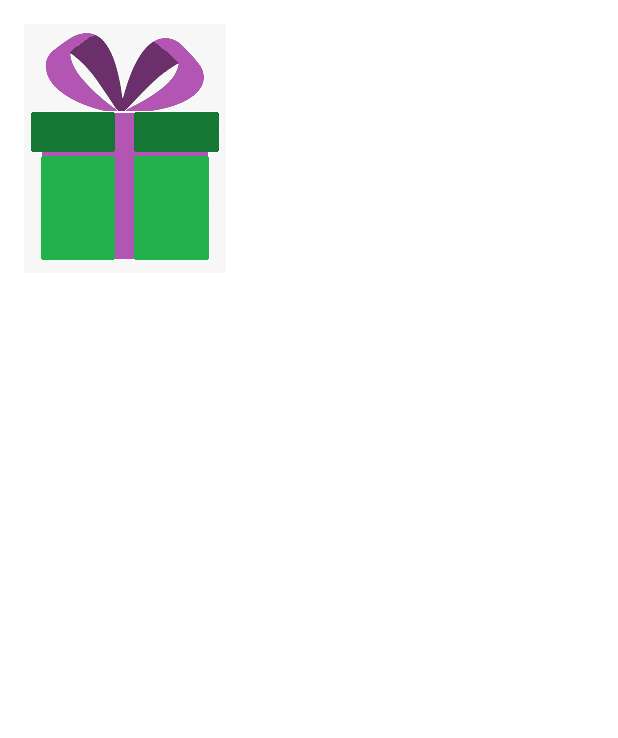
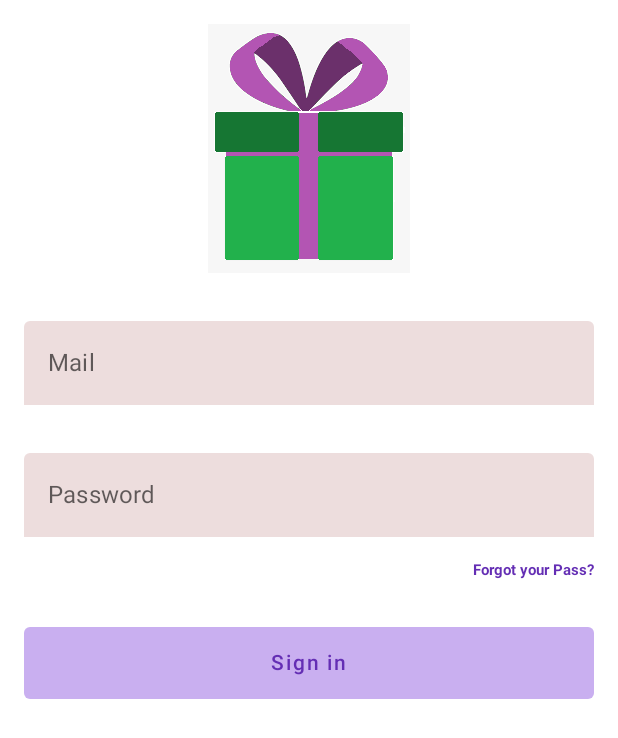
Before and after one commit to EnderMB/Ander, an Android app built with Jetpack Compose: the screen it shows after launch (MainActivity), on a phone screen of 412 x 824 dp. Shown: the top 738 px of the screen. Run offline under Robolectric (Android 15) with nearby library versions, the phone set to English and light mode, and no system bars; our stand-ins replace livedata-compose.

Commit message:
update 0.02

```diff
--- a/app/build.gradle
+++ b/app/build.gradle
@@ -54,6 +54,8 @@ dependencies {
     implementation "androidx.compose.ui:ui:$compose_ui_version"
     implementation "androidx.compose.ui:ui-tooling-preview:$compose_ui_version"
     implementation 'androidx.compose.material:material:1.2.0'
+    implementation 'androidx.lifecycle:lifecycle-runtime-ktx:2.5.1'
+    implementation "androidx.compose.runtime:runtime-livedata:1.3.3"
     testImplementation 'junit:junit:4.13.2'
     implementation platform('com.google.firebase:firebase-bom:31.2.0')
     androidTestImplementation 'androidx.test.ext:junit:1.1.5'
--- a/app/src/main/java/com/example/ander/MainActivity.kt
+++ b/app/src/main/java/com/example/ander/MainActivity.kt
@@ -11,6 +11,7 @@ import androidx.compose.runtime.Composable
 import androidx.compose.ui.Modifier
 import androidx.compose.ui.tooling.preview.Preview
 import com.example.ander.ui.login.ui.LoginScreen
+import com.example.ander.ui.login.ui.LoginViewModel
 import com.example.ander.ui.theme.AnderTheme
 
 class MainActivity : ComponentActivity() {
@@ -23,7 +24,7 @@ class MainActivity : ComponentActivity() {
                     modifier = Modifier.fillMaxSize(),
                     color = MaterialTheme.colors.background
                 ) {
-                  LoginScreen()
+                  LoginScreen(LoginViewModel())
                 }
             }
         }
--- a/app/src/main/java/com/example/ander/ui/login/ui/LoginScreen.kt
+++ b/app/src/main/java/com/example/ander/ui/login/ui/LoginScreen.kt
@@ -1,36 +1,145 @@
 package com.example.ander.ui.login.ui
 
 import androidx.compose.foundation.Image
-import androidx.compose.foundation.layout.Box
-import androidx.compose.foundation.layout.Column
-import androidx.compose.foundation.layout.fillMaxSize
-import androidx.compose.foundation.layout.padding
+import androidx.compose.foundation.clickable
+import androidx.compose.foundation.layout.*
+import androidx.compose.foundation.text.KeyboardOptions
+import androidx.compose.material.*
 import androidx.compose.runtime.Composable
+import androidx.compose.runtime.getValue
+import androidx.compose.runtime.livedata.observeAsState
+import androidx.compose.runtime.rememberCoroutineScope
 import androidx.compose.ui.Alignment
 import androidx.compose.ui.Modifier
+import androidx.compose.ui.graphics.Color
 import androidx.compose.ui.res.painterResource
+import androidx.compose.ui.text.font.FontWeight
+import androidx.compose.ui.text.input.KeyboardType
 import androidx.compose.ui.unit.dp
+import androidx.compose.ui.unit.sp
 import com.example.ander.R
+import kotlinx.coroutines.launch
 
 @Composable
-fun LoginScreen(){
+fun LoginScreen(viewModel: LoginViewModel){
     Box(
         Modifier
             .fillMaxSize()
             .padding(16.dp)){
         //Colocamos el parametro de align en esta parte para que afecte al hijo abajo
-            Login(Modifier.align(Alignment.Center))
+            Login(Modifier.align(Alignment.Center), viewModel)
     }
 }
 
 @Composable
-fun Login(align: Modifier) {
-    Column(modifier = Modifier) {
-        HeaderImage()
+fun Login(align: Modifier, viewModel: LoginViewModel) {
+
+    val email : String by viewModel.email.observeAsState(initial = "")
+    val pass : String by viewModel.pass.observeAsState(initial = "")
+    val loginEnable:Boolean by viewModel.loginEnable.observeAsState(initial = false)
+    val isLoading:Boolean by viewModel.isLoading.observeAsState(initial = false)
+    val coroutineScope = rememberCoroutineScope()
+
+    if (isLoading){
+        Box(Modifier.fillMaxSize()){
+            CircularProgressIndicator(Modifier.align(Alignment.Center))
+        }
+    }else{
+        Column(modifier = Modifier) {
+            HeaderImage(Modifier.align(Alignment.CenterHorizontally))
+
+            Spacer(modifier = Modifier.padding(16.dp))
+
+            MailField(email) {viewModel.onLoginChanged(it, pass)}
+
+            Spacer(modifier = Modifier.padding(16.dp))
+
+            PassField(pass) {viewModel.onLoginChanged(email, it)}
+
+            Spacer(modifier = Modifier.padding(8.dp))
+
+            ForgotPass(Modifier.align(Alignment.End))
+
+            Spacer(modifier = Modifier.padding(16.dp))
+
+            LoginButton(loginEnable){
+                coroutineScope.launch {
+                    viewModel.onLoginSelected() }
+               }
+        }
     }
 }
 
 @Composable
-fun HeaderImage() {
-    Image(painter = painterResource(id = R.drawable.gifticon), contentDescription = "Header")
+//Controlamos el estado llamando a la funcion de loginSelected (Principio singleSourceOfTrue)
+fun LoginButton(loginEnable: Boolean, onLoginSelected: () -> Unit) {
+    Button(
+        onClick = {onLoginSelected},
+        modifier = Modifier
+            .fillMaxWidth()
+            .height(48.dp),
+        colors = ButtonDefaults.buttonColors(
+            backgroundColor = Color(0xFFA071E6),
+            disabledBackgroundColor = Color(0xFFC9AFF0),
+            contentColor = Color(0xFF32175A),
+            disabledContentColor = Color(0xFF642EB4)
+        ), enabled = loginEnable
+    ) {
+        Text(text = "Sign in")
+    }
 }
+
+@Composable
+fun ForgotPass(modifier: Modifier) {
+    Text(text = "Forgot your Pass?",
+        modifier = modifier.clickable{},
+        fontSize = 10.sp,
+        fontWeight = FontWeight.Bold,
+        color = Color(0xFF642EB4)
+    )
+}
+
+@Composable
+fun PassField(pass: String, onTextFieldChanged: (String) -> Unit) {
+    TextField(value =pass, onValueChange = {onTextFieldChanged(it)},
+    placeholder = { Text(text = "Password")},
+        modifier = Modifier.fillMaxWidth(),
+        keyboardOptions = KeyboardOptions(keyboardType = KeyboardType.Password),
+        singleLine = true,
+        maxLines = 1,
+        colors = TextFieldDefaults.textFieldColors(
+            textColor = Color(0xFF32175A),
+            backgroundColor = Color(0xFFDEDDDDD),
+            focusedIndicatorColor = Color.Transparent,
+            unfocusedIndicatorColor = Color.Transparent
+        )
+    )
+
+}
+
+@Composable
+fun MailField(email: String, onTextFieldChanged:(String) -> Unit) {
+
+    TextField(value = email, onValueChange = {onTextFieldChanged(it)},
+        modifier = Modifier.fillMaxWidth(),
+        placeholder = { Text(text ="Mail") },
+        keyboardOptions = KeyboardOptions(keyboardType = KeyboardType.Email),
+        //para que no crezca el componenete al clicarlo
+        singleLine = true,
+        maxLines = 1,
+        colors = TextFieldDefaults.textFieldColors(
+            textColor = Color(0xFF32175A),
+            backgroundColor = Color(0xFFDEDDDDD),
+            focusedIndicatorColor = Color.Transparent,
+            unfocusedIndicatorColor = Color.Transparent
+        )
+    )
+}
+
+@Composable
+fun HeaderImage(modifier: Modifier) {
+    Image(painter = painterResource(id = R.drawable.gifticon),
+        contentDescription = "Header",
+    modifier = modifier
+    )
+}
--- a/app/src/main/java/com/example/ander/ui/login/ui/LoginViewModel.kt
+++ b/app/src/main/java/com/example/ander/ui/login/ui/LoginViewModel.kt
@@ -1 +1,43 @@
 package com.example.ander.ui.login.ui
+
+import android.util.Patterns
+import androidx.lifecycle.LiveData
+import androidx.lifecycle.MutableLiveData
+import androidx.lifecycle.ViewModel
+import kotlinx.coroutines.delay
+
+//Para crear estados
+class LoginViewModel: ViewModel(){
+
+    //_ para indicar que es la privada
+    private val _email = MutableLiveData<String>()
+    val email : LiveData<String> = _email
+
+    private val _pass = MutableLiveData<String>()
+    val pass : LiveData<String> = _pass
+
+    //para habilitar o deshabilitar boton de login
+    private val _loginEnable = MutableLiveData<Boolean>()
+    val loginEnable : LiveData<Boolean> = _loginEnable
+
+    private val _isLoading = MutableLiveData<Boolean>()
+    val isLoading : LiveData<Boolean> = _isLoading
+
+    //validar
+    fun onLoginChanged(email: String, pass: String){
+        _email.value = email
+        _pass.value = pass
+        _loginEnable.value = isValidEmail(email) && isValidPass(pass)
+    }
+
+    private fun isValidPass(pass: String): Boolean = pass.length > 6
+
+    private fun isValidEmail(email: String): Boolean = Patterns.EMAIL_ADDRESS.matcher(email).matches()
+
+    //corrutina
+    suspend fun onLoginSelected() {
+        _isLoading.value = true
+        delay(3000)
+        _isLoading.value = false
+    }
+}
```
